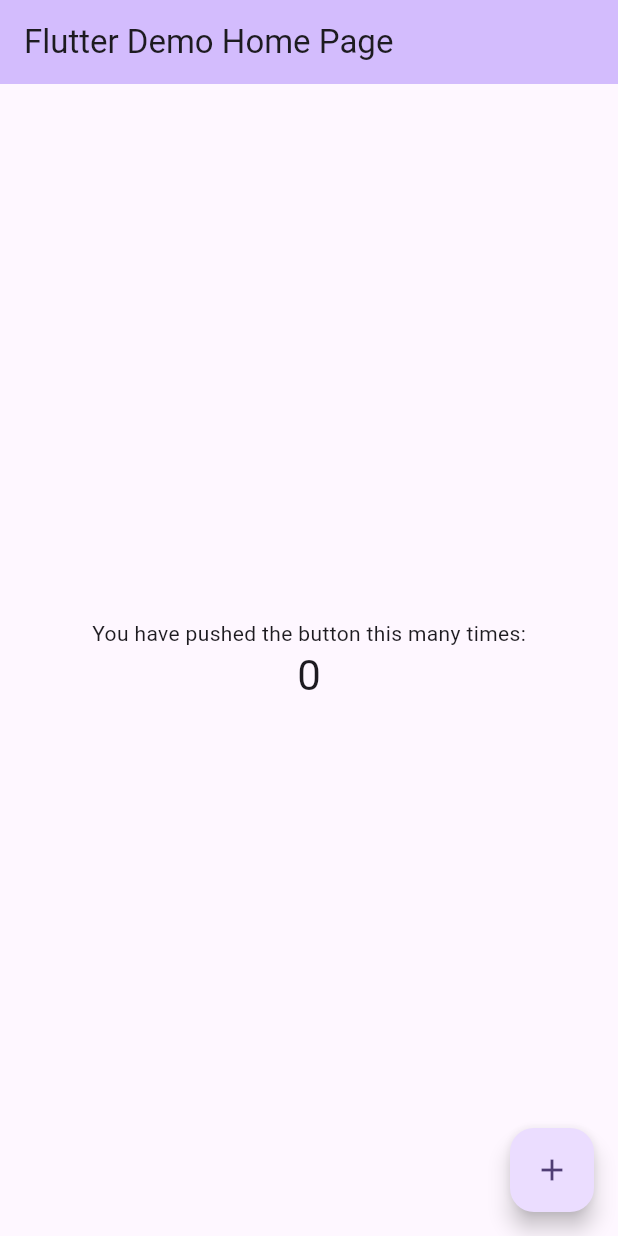
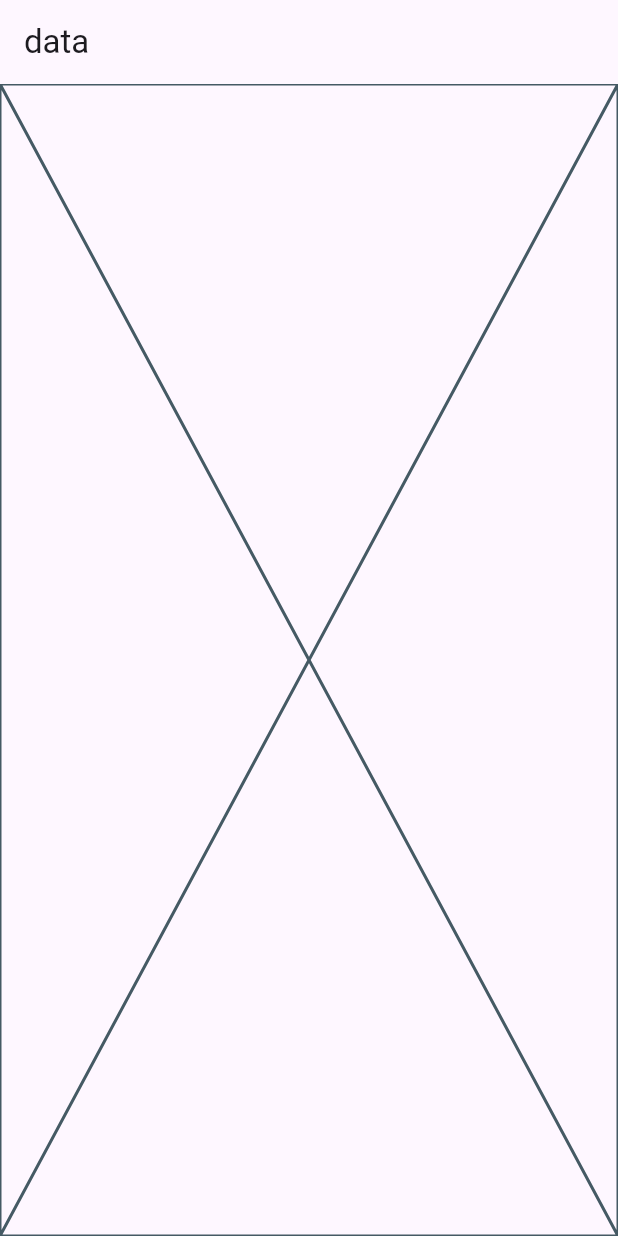
Before and after one commit to AbdullahAlomair6/notes-app, a Flutter app: the screen it shows after launch, on a phone screen of 412 x 824 dp. Run offline on Flutter 3.47's test engine with Material 3 defaults, Android fonts, the phone set to English and light mode, and no system bars; our stand-ins replace flutter_bloc.

```diff
--- /dev/null
+++ b/lib/layout/home_layout.dart
@@ -0,0 +1,17 @@
+import 'package:flutter/material.dart';
+
+import '../modules/new_notes/view/new_notes_screen.dart';
+
+class HomeLayout extends StatelessWidget {
+  const HomeLayout({super.key});
+
+  @override
+  Widget build(BuildContext context) {
+    return Scaffold(
+      appBar: AppBar(
+        title: Text('data'),
+      ),
+      body: NewNotesScreen(),
+    );
+  }
+}
--- a/lib/main.dart
+++ b/lib/main.dart
@@ -1,4 +1,6 @@
 import 'package:flutter/material.dart';
+
+import 'layout/home_layout.dart';
 
 void main() {
   runApp(const MyApp());
@@ -6,118 +8,10 @@ void main() {
 
 class MyApp extends StatelessWidget {
   const MyApp({super.key});
-//jj
-
-  // This widget is the root of your application.
   @override
   Widget build(BuildContext context) {
     return MaterialApp(
-      title: 'Flutter Demo',
-      theme: ThemeData(
-        // This is the theme of your application.
-        //
-        // TRY THIS: Try running your application with "flutter run". You'll see
-        // the application has a purple toolbar. Then, without quitting the app,
-        // try changing the seedColor in the colorScheme below to Colors.green
-        // and then invoke "hot reload" (save your changes or press the "hot
-        // reload" button in a Flutter-supported IDE, or press "r" if you used
-        // the command line to start the app).
-        //
-        // Notice that the counter didn't reset back to zero; the application
-        // state is not lost during the reload. To reset the state, use hot
-        // restart instead.
-        //
-        // This works for code too, not just values: Most code changes can be
-        // tested with just a hot reload.
-        colorScheme: ColorScheme.fromSeed(seedColor: Colors.deepPurple),
-      ),
-      home: const MyHomePage(title: 'Flutter Demo Home Page'),
+      home: HomeLayout(),
     );
   }
 }
-//
-class MyHomePage extends StatefulWidget {
-  const MyHomePage({super.key, required this.title});
-
-  // This widget is the home page of your application. It is stateful, meaning
-  // that it has a State object (defined below) that contains fields that affect
-  // how it looks.
-
-  // This class is the configuration for the state. It holds the values (in this
-  // case the title) provided by the parent (in this case the App widget) and
-  // used by the build method of the State. Fields in a Widget subclass are
-  // always marked "final".
-
-  final String title;
-
-  @override
-  State<MyHomePage> createState() => _MyHomePageState();
-}
-
-class _MyHomePageState extends State<MyHomePage> {
-  int _counter = 0;
-
-  void _incrementCounter() {
-    setState(() {
-      // This call to setState tells the Flutter framework that something has
-      // changed in this State, which causes it to rerun the build method below
-      // so that the display can reflect the updated values. If we changed
-      // _counter without calling setState(), then the build method would not be
-      // called again, and so nothing would appear to happen.
-      _counter++;
-    });
-  }
-
-  @override
-  Widget build(BuildContext context) {
-    // This method is rerun every time setState is called, for instance as done
-    // by the _incrementCounter method above.
-    //
-    // The Flutter framework has been optimized to make rerunning build methods
-    // fast, so that you can just rebuild anything that needs updating rather
-    // than having to individually change instances of widgets.
-    return Scaffold(
-      appBar: AppBar(
-        // TRY THIS: Try changing the color here to a specific color (to
-        // Colors.amber, perhaps?) and trigger a hot reload to see the AppBar
-        // change color while the other colors stay the same.
-        backgroundColor: Theme.of(context).colorScheme.inversePrimary,
-        // Here we take the value from the MyHomePage object that was created by
-        // the App.build method, and use it to set our appbar title.
-        title: Text(widget.title),
-      ),
-      body: Center(
-        // Center is a layout widget. It takes a single child and positions it
-        // in the middle of the parent.
-        child: Column(
-          // Column is also a layout widget. It takes a list of children and
-          // arranges them vertically. By default, it sizes itself to fit its
-          // children horizontally, and tries to be as tall as its parent.
-          //
-          // Column has various properties to control how it sizes itself and
-          // how it positions its children. Here we use mainAxisAlignment to
-          // center the children vertically; the main axis here is the vertical
-          // axis because Columns are vertical (the cross axis would be
-          // horizontal).
-          //
-          // TRY THIS: Invoke "debug painting" (choose the "Toggle Debug Paint"
-          // action in the IDE, or press "p" in the console), to see the
-          // wireframe for each widget.
-          mainAxisAlignment: MainAxisAlignment.center,
-          children: <Widget>[
-            const Text('You have pushed the button this many times:'),
-            Text(
-              '$_counter',
-              style: Theme.of(context).textTheme.headlineMedium,
-            ),
-          ],
-        ),
-      ),
-      floatingActionButton: FloatingActionButton(
-        onPressed: _incrementCounter,
-        tooltip: 'Increment',
-        child: const Icon(Icons.add),
-      ), // This trailing comma makes auto-formatting nicer for build methods.
-    );
-  }
-}
--- /dev/null
+++ b/lib/modules/new_notes/bloc/new_notes_cubit.dart
@@ -0,0 +1,10 @@
+import 'package:flutter/material.dart';
+import 'package:flutter_bloc/flutter_bloc.dart';
+
+import 'new_notes_state.dart';
+
+class NewNotesCubit extends Cubit<NewNotesState>{
+  NewNotesCubit() : super (InitialState());
+
+
+}
--- /dev/null
+++ b/lib/modules/new_notes/bloc/new_notes_state.dart
@@ -0,0 +1,3 @@
+abstract class NewNotesState{}
+
+class InitialState extends NewNotesState {}
--- /dev/null
+++ b/lib/modules/new_notes/view/new_notes_screen.dart
@@ -0,0 +1,10 @@
+import 'package:flutter/material.dart';
+
+class NewNotesScreen extends StatelessWidget {
+  const NewNotesScreen({super.key});
+
+  @override
+  Widget build(BuildContext context) {
+    return const Placeholder();
+  }
+}
--- a/pubspec.yaml
+++ b/pubspec.yaml
@@ -28,6 +28,7 @@ environment:
 # the latest version available on pub.dev. To see which dependencies have newer
 # versions available, run `flutter pub outdated`.
 dependencies:
+  flutter_bloc: 9.1.1
   flutter:
     sdk: flutter
 
```
Also changed, not shown: pubspec.lock.
